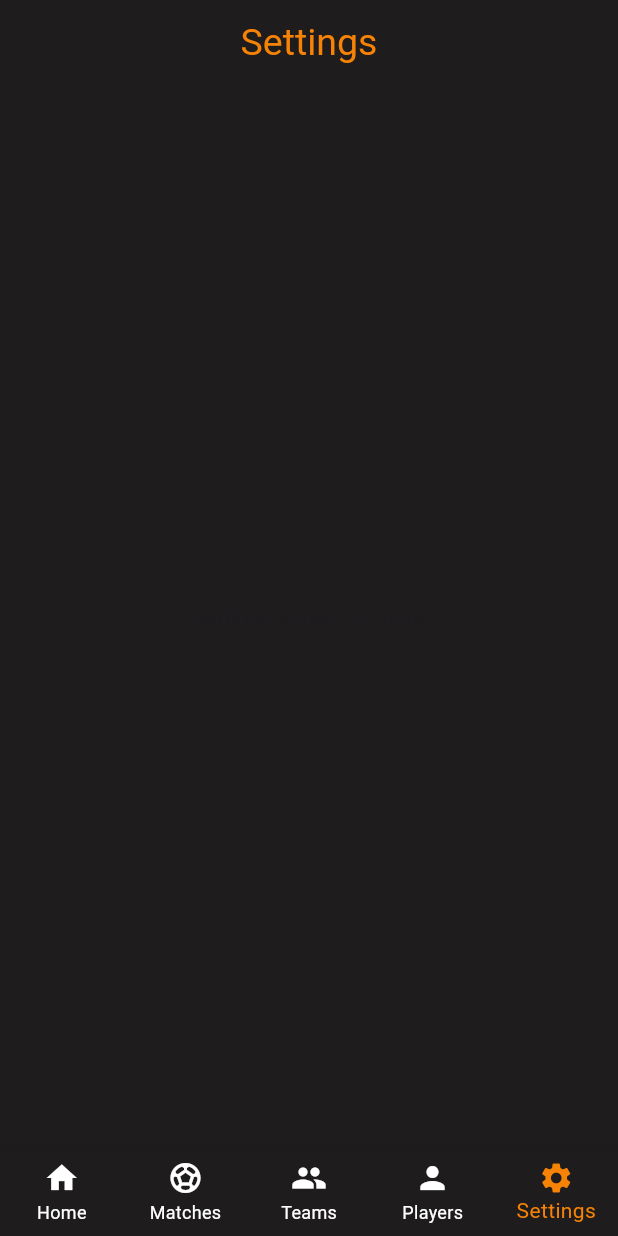
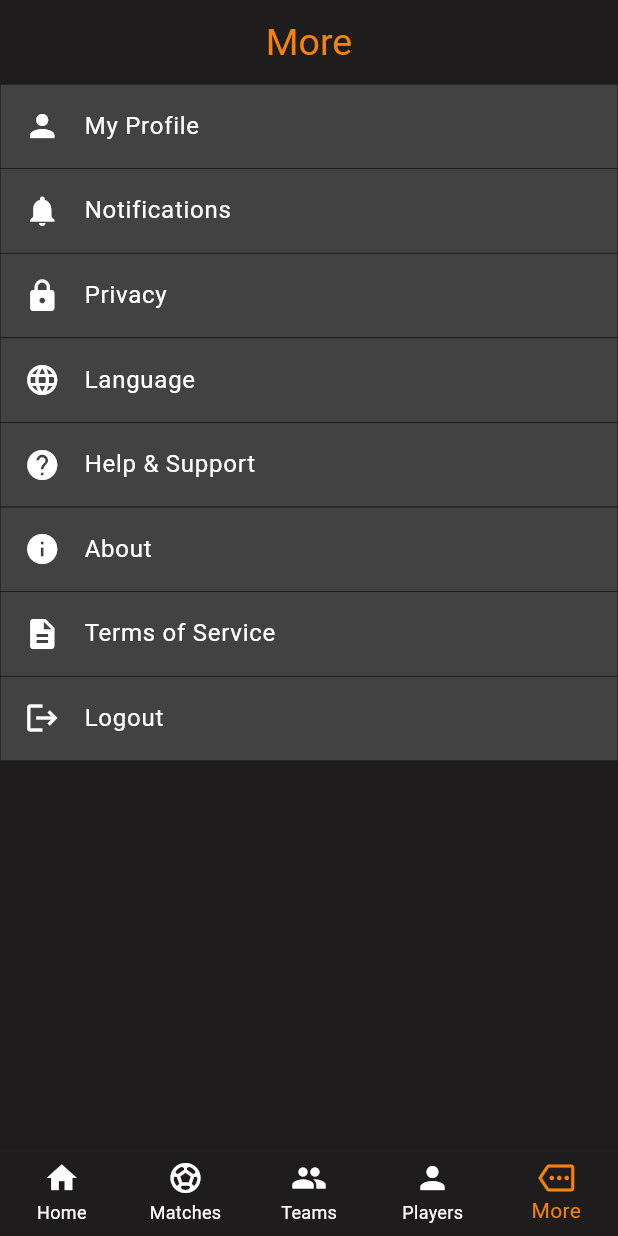
Before and after one commit to ShivamGlotra/flutterApp, a Flutter app: the screen it shows after launch, item 5 of the bottom bar chosen, on a phone screen of 412 x 824 dp. Run offline on Flutter 3.47's test engine with Material 3 defaults, Android fonts, the phone set to English and light mode, and no system bars; our stand-ins replace carousel_slider, flutter_chat_ui; network calls fail.

Commit message:
SettingsPage

```diff
--- a/lib/main.dart
+++ b/lib/main.dart
@@ -4,7 +4,7 @@ import 'screens/home_screen.dart';
 import 'screens/matches_screen.dart';
 import 'screens/teams_screen.dart';
 import 'screens/players_screen.dart';
-import 'screens/settings_screen.dart';
+import 'screens/more_screen.dart';
 
 void main() {
   runApp(const MyApp());
@@ -65,8 +65,8 @@ class _MainNavigationState extends State<MainNavigation> {
           BottomNavigationBarItem(icon: Icon(Icons.group), label: 'Teams'),
           BottomNavigationBarItem(icon: Icon(Icons.person), label: 'Players'),
           BottomNavigationBarItem(
-            icon: Icon(Icons.settings),
-            label: 'Settings',
+            icon: Icon(Icons.more_outlined),
+            label: 'More',
           ),
         ],
         currentIndex: _selectedIndex,
--- /dev/null
+++ b/lib/screens/more_screen.dart
@@ -0,0 +1,99 @@
+import 'package:flutter/material.dart';
+import 'home_screen.dart';
+
+class SettingsScreen extends StatefulWidget {
+  const SettingsScreen({Key? key}) : super(key: key);
+
+  @override
+  State<SettingsScreen> createState() => _SettingsScreenState();
+}
+
+class _SettingsScreenState extends State<SettingsScreen> {
+  final List<String> items = [
+    'My Profile',
+    'Notifications',
+    'Privacy',
+    'Language',
+    'Help & Support',
+    'About',
+    'Terms of Service',
+    'Logout',
+  ];
+  final List<IconData> icons = [
+    Icons.person,
+    Icons.notifications,
+    Icons.lock,
+    Icons.language,
+    Icons.help,
+    Icons.info,
+    Icons.description,
+    Icons.logout,
+  ];
+  @override
+  Widget build(BuildContext context) {
+    return Scaffold(
+      backgroundColor: const Color.fromARGB(255, 30, 28, 28),
+      appBar: AppBar(
+        title: Text('More'),
+        automaticallyImplyLeading: false,
+        centerTitle: true,
+        titleTextStyle: const TextStyle(
+          fontSize: 25,
+          color: Color.fromARGB(255, 246, 130, 6),
+        ),
+        backgroundColor: const Color.fromARGB(255, 30, 28, 28),
+      ),
+      body: Center(
+        child: ListView.builder(
+          itemCount: items.length, // number of players/teams
+          itemBuilder: (context, index) {
+            return Container(
+              // spacing between tiles
+              decoration: BoxDecoration(
+                color: Colors.grey[800], // background color
+                border: Border.all(
+                  color: Colors.black, // border color
+                  width: 0.2, // border width
+                ),
+                // rounded corners
+              ),
+              child: ListTile(
+                leading: Icon(icons[index], color: Colors.white),
+                title: Text(
+                  items[index],
+                  style: TextStyle(color: Colors.white),
+                ),
+
+                onTap: () {
+                  showDialog(
+                    context: context,
+                    builder: (context) => AlertDialog(
+                      backgroundColor: const Color.fromARGB(255, 50, 48, 48),
+                      title: Text(
+                        items[index],
+                        style: const TextStyle(color: Colors.white),
+                      ),
+                      content: Text(
+                        'You tapped on ${items[index]}',
+                        style: const TextStyle(color: Colors.white70),
+                      ),
+                      actions: [
+                        TextButton(
+                          onPressed: () => Navigator.pop(context),
+                          child: const Text(
+                            'OK',
+                            style: TextStyle(color: Colors.blue),
+                          ),
+                        ),
+                      ],
+                    ),
+                  );
+                },
+              ),
+            );
+          },
+        ),
+      ),
+    );
+  }
+}
--- a/lib/screens/settings_screen.dart
+++ /dev/null
@@ -1,29 +0,0 @@
-import 'package:flutter/material.dart';
-import 'home_screen.dart';
-
-class SettingsScreen extends StatefulWidget {
-  const SettingsScreen({Key? key}) : super(key: key);
-
-  @override
-  State<SettingsScreen> createState() => _SettingsScreenState();
-}
-
-class _SettingsScreenState extends State<SettingsScreen> {
-  @override
-  Widget build(BuildContext context) {
-    return Scaffold(
-      backgroundColor: const Color.fromARGB(255, 30, 28, 28),
-      appBar: AppBar(
-        title: Text('Settings'),
-        automaticallyImplyLeading: false,
-        centerTitle: true,
-        titleTextStyle: const TextStyle(
-          fontSize: 25,
-          color: Color.fromARGB(255, 246, 130, 6),
-        ),
-        backgroundColor: const Color.fromARGB(255, 30, 28, 28),
-      ),
-      body: Center(child: Text('Settings Screen Content')),
-    );
-  }
-}
```
